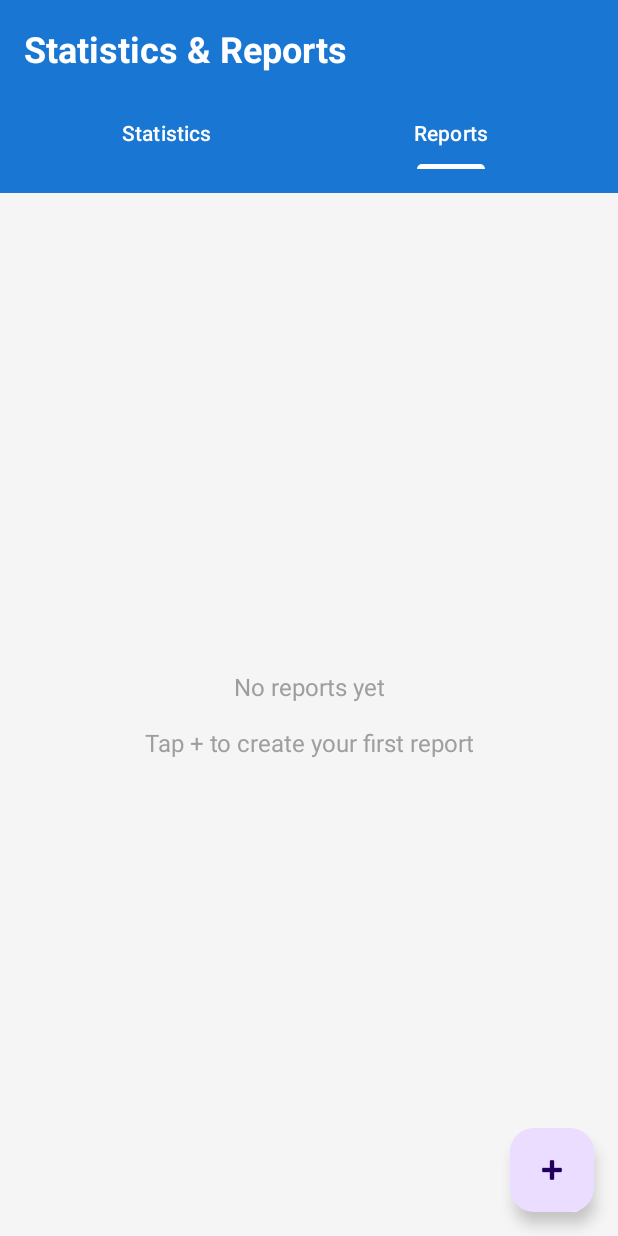
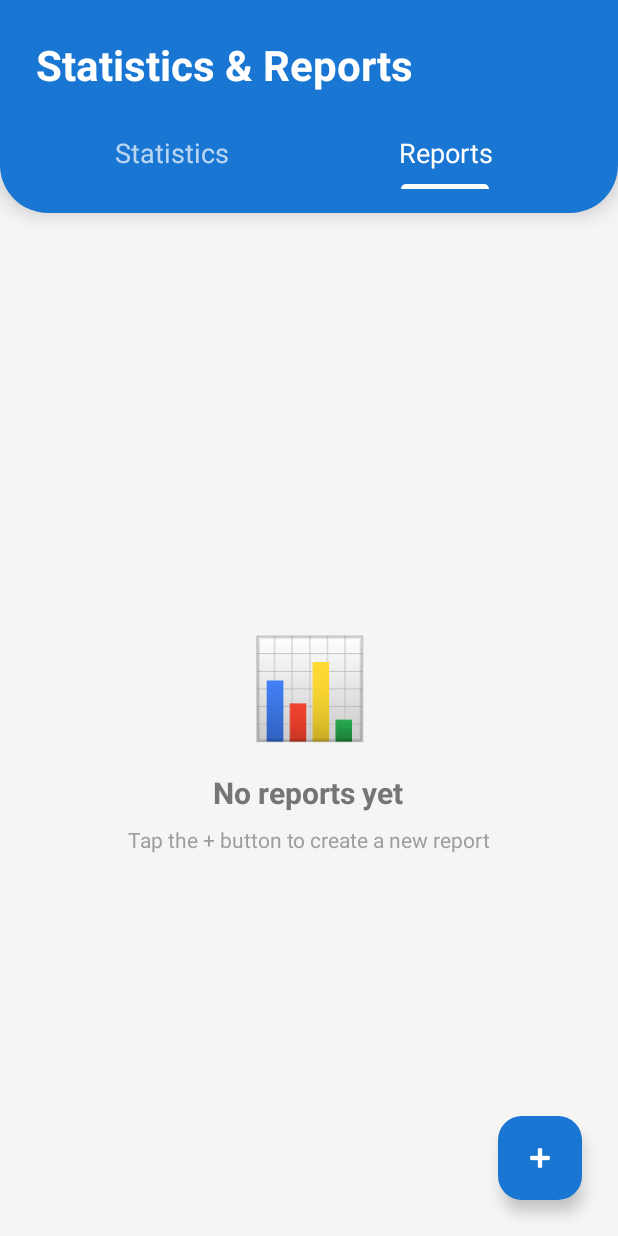
Before and after one commit to EricKel1/B07Assignment, an Android app: the StatisticsFragment screen opened directly, with no data from a screen before it, tab 2 chosen, on a phone screen of 412 x 824 dp. Run offline under Robolectric (Android 15) with nearby library versions, the phone set to English and light mode, and no system bars; our stand-ins replace Firebase (no records; nobody signed in at launch, a user with empty details on screens opened directly); libraries missing offline, so code that uses them is left out: com.github.mikephil.charting; 21 statements that could not run were skipped.

Commit message:
feat(report): enhance UI and layout for reports and statistics sections

```diff
--- a/app/src/main/java/com/example/b07project/fragments/ReportsFragment.java
+++ b/app/src/main/java/com/example/b07project/fragments/ReportsFragment.java
@@ -31,7 +31,7 @@ import java.util.List;
 public class ReportsFragment extends Fragment {
 
     private RecyclerView rvReports;
-    private TextView tvEmptyState;
+    private View tvEmptyState;
     private FloatingActionButton fabCreateReport;
     private ReportAdapter reportAdapter;
     private FirebaseFirestore db;
--- /dev/null
+++ b/app/src/main/res/drawable/header_rounded_bottom.xml
@@ -0,0 +1,8 @@
+<?xml version="1.0" encoding="utf-8"?>
+<shape xmlns:android="http://schemas.android.com/apk/res/android"
+    android:shape="rectangle">
+    <solid android:color="@color/primary_blue"/>
+    <corners
+        android:bottomLeftRadius="32dp"
+        android:bottomRightRadius="32dp"/>
+</shape>
--- a/app/src/main/res/layout/activity_statistics_reports.xml
+++ b/app/src/main/res/layout/activity_statistics_reports.xml
@@ -10,9 +10,13 @@
         android:id="@+id/header"
         android:layout_width="match_parent"
         android:layout_height="wrap_content"
-        android:background="@color/primary_blue"
+        android:background="@drawable/header_rounded_bottom"
         android:orientation="vertical"
-        android:padding="16dp"
+        android:paddingStart="24dp"
+        android:paddingEnd="24dp"
+        android:paddingTop="24dp"
+        android:paddingBottom="16dp"
+        android:elevation="8dp"
         app:layout_constraintTop_toTopOf="parent">
 
         <TextView
@@ -20,19 +24,21 @@
             android:layout_height="wrap_content"
             android:text="Statistics &amp; Reports"
             android:textColor="@android:color/white"
-            android:textSize="24sp"
-            android:textStyle="bold"/>
+            android:textSize="28sp"
+            android:textStyle="bold"
+            android:layout_marginBottom="16dp"/>
 
         <com.google.android.material.tabs.TabLayout
             android:id="@+id/tabLayout"
             android:layout_width="match_parent"
             android:layout_height="wrap_content"
-            android:layout_marginTop="16dp"
             android:background="@android:color/transparent"
-            app:tabTextColor="@android:color/white"
+            app:tabTextColor="#B3FFFFFF"
             app:tabSelectedTextColor="@android:color/white"
             app:tabIndicatorColor="@android:color/white"
-            app:tabMode="fixed"/>
+            app:tabIndicatorHeight="3dp"
+            app:tabMode="fixed"
+            app:tabTextAppearance="@style/TextAppearance.AppCompat.Medium"/>
 
     </LinearLayout>
 
@@ -41,6 +47,7 @@
         android:id="@+id/viewPager"
         android:layout_width="match_parent"
         android:layout_height="0dp"
+        android:layout_marginTop="16dp"
         app:layout_constraintTop_toBottomOf="@id/header"
         app:layout_constraintBottom_toBottomOf="parent"/>
 
--- a/app/src/main/res/layout/fragment_reports.xml
+++ b/app/src/main/res/layout/fragment_reports.xml
@@ -10,30 +10,56 @@
         android:layout_width="match_parent"
         android:layout_height="0dp"
         android:padding="16dp"
+        android:clipToPadding="false"
         app:layout_constraintTop_toTopOf="parent"
         app:layout_constraintBottom_toBottomOf="parent"/>
 
-    <TextView
+    <LinearLayout
         android:id="@+id/tvEmptyState"
         android:layout_width="wrap_content"
         android:layout_height="wrap_content"
-        android:text="No reports yet\n\nTap + to create your first report"
-        android:textAlignment="center"
-        android:textColor="#9E9E9E"
-        android:textSize="16sp"
+        android:orientation="vertical"
+        android:gravity="center"
         android:visibility="gone"
         app:layout_constraintTop_toTopOf="parent"
         app:layout_constraintBottom_toBottomOf="parent"
         app:layout_constraintStart_toStartOf="parent"
-        app:layout_constraintEnd_toEndOf="parent"/>
+        app:layout_constraintEnd_toEndOf="parent">
+
+        <TextView
+            android:layout_width="wrap_content"
+            android:layout_height="wrap_content"
+            android:text="📊"
+            android:textSize="64sp"
+            android:layout_marginBottom="16dp"/>
+
+        <TextView
+            android:layout_width="wrap_content"
+            android:layout_height="wrap_content"
+            android:text="No reports yet"
+            android:textSize="20sp"
+            android:textStyle="bold"
+            android:textColor="#757575"/>
+
+        <TextView
+            android:layout_width="wrap_content"
+            android:layout_height="wrap_content"
+            android:text="Tap the + button to create a new report"
+            android:textSize="14sp"
+            android:textColor="#9E9E9E"
+            android:layout_marginTop="8dp"/>
+
+    </LinearLayout>
 
     <com.google.android.material.floatingactionbutton.FloatingActionButton
         android:id="@+id/fabCreateReport"
         android:layout_width="wrap_content"
         android:layout_height="wrap_content"
-        android:layout_margin="16dp"
+        android:layout_margin="24dp"
         android:src="@android:drawable/ic_input_add"
         android:contentDescription="Create new report"
+        app:backgroundTint="@color/primary_blue"
+        app:tint="@android:color/white"
         app:layout_constraintBottom_toBottomOf="parent"
         app:layout_constraintEnd_toEndOf="parent"/>
 
```
Also changed, not shown: app/src/main/res/layout/fragment_statistics.xml (+60 -52 lines), app/src/main/res/layout/item_report.xml (+30 -22 lines).
